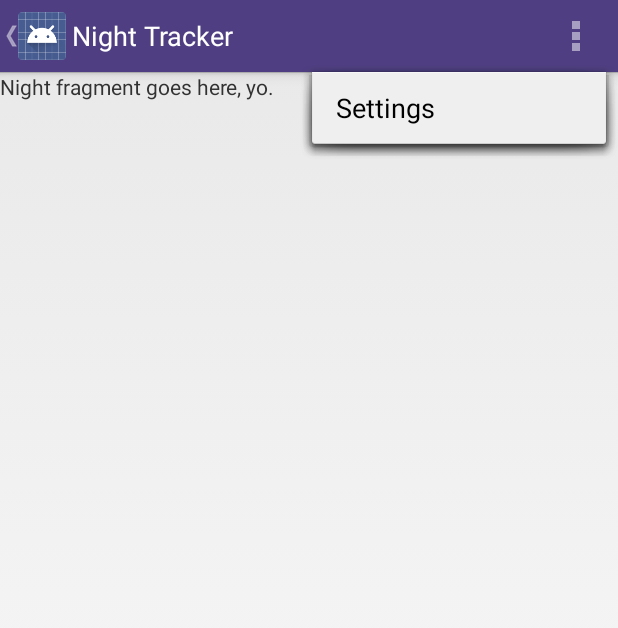
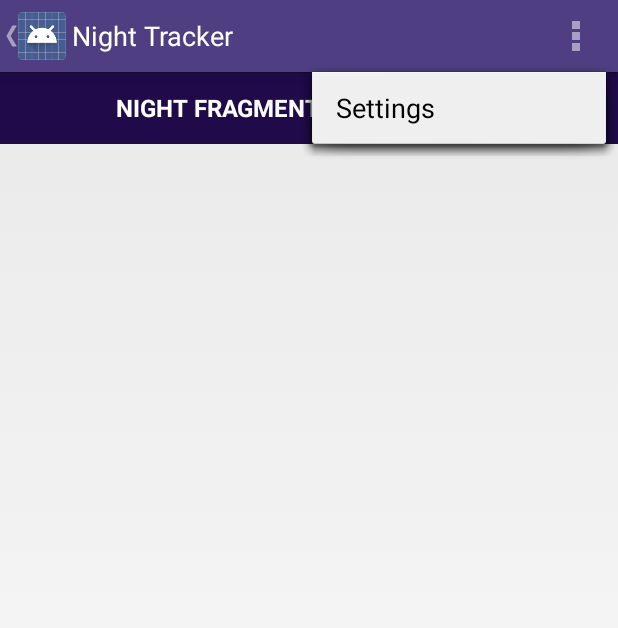
Before and after one commit to AaronRietschlin/Drinks, an Android app: the FragmentNightHome screen opened directly, with no data from a screen before it, with the options menu open, on a phone screen of 412 x 824 dp. Shown: the top 628 px of the screen. Run offline under Robolectric (Android 15) with nearby library versions, the phone set to English and light mode, and no system bars; our stand-ins replace ButterKnife; 3 statements that could not run were skipped.

Commit message:
Added the action button to the Night page.

```diff
--- a/RememberMyDrinksApp/src/main/java/com/asa/drinks/ui/night/FragmentNightHome.java
+++ b/RememberMyDrinksApp/src/main/java/com/asa/drinks/ui/night/FragmentNightHome.java
@@ -13,6 +13,9 @@ import android.view.ViewGroup;
 import com.asa.drinks.R;
 import com.asa.drinks.model.contracts.DrinksContract.DrinkCountEntry;
 import com.asa.drinks.ui.AsaBaseFragment;
+
+import butterknife.ButterKnife;
+import butterknife.OnClick;
 
 public class FragmentNightHome extends AsaBaseFragment {
 	public static final String TAG = "FragmentNightHome";
@@ -30,7 +33,7 @@ public class FragmentNightHome extends AsaBaseFragment {
 	@Override
 	public View onCreateView(LayoutInflater inflater, ViewGroup container, Bundle savedInstanceState) {
 		View v = inflater.inflate(R.layout.fragment_night_home, container, false);
-
+        ButterKnife.inject(this, v);
 		return v;
 	}
 
@@ -43,4 +46,9 @@ public class FragmentNightHome extends AsaBaseFragment {
 		Log.d(TAG, "TEST");
 	}
 
+    @OnClick(R.id.night_btn_action)
+    public void onActionButtonClicked(){
+
+    }
+
 }
--- a/RememberMyDrinksApp/src/main/res/layout/fragment_night_home.xml
+++ b/RememberMyDrinksApp/src/main/res/layout/fragment_night_home.xml
@@ -2,11 +2,12 @@
 <LinearLayout xmlns:android="http://schemas.android.com/apk/res/android"
     android:layout_width="match_parent"
     android:layout_height="match_parent"
-    android:orientation="vertical" >
+    android:orientation="vertical">
 
     <TextView
-        android:id="@+id/night_home_text"
-        android:layout_width="wrap_content"
+        android:id="@+id/night_btn_action"
+        style="?action_button"
+        android:layout_width="match_parent"
         android:layout_height="wrap_content"
         android:text="Night fragment goes here, yo." />
 
--- a/RememberMyDrinksApp/src/main/res/layout/fragment_tab_setup_geofence.xml
+++ b/RememberMyDrinksApp/src/main/res/layout/fragment_tab_setup_geofence.xml
@@ -10,10 +10,10 @@
         android:layout_height="@dimen/map_view_height" />
 
     <TextView
+        android:id="@+id/tabs_btn_action"
         style="?attr/action_button"
-        android:id="@+id/tabs_btn_action"
         android:layout_width="match_parent"
-        android:text="@string/tabs_open_tab"
-        android:layout_height="wrap_content" />
+        android:layout_height="wrap_content"
+        android:text="@string/tabs_open_tab" />
 
 </LinearLayout>
```
Also changed, not shown: RememberMyDrinksApp/src/main/java/com/asa/drinks/night/FragmentNightHome.java (deleted, +0 -46 lines).
